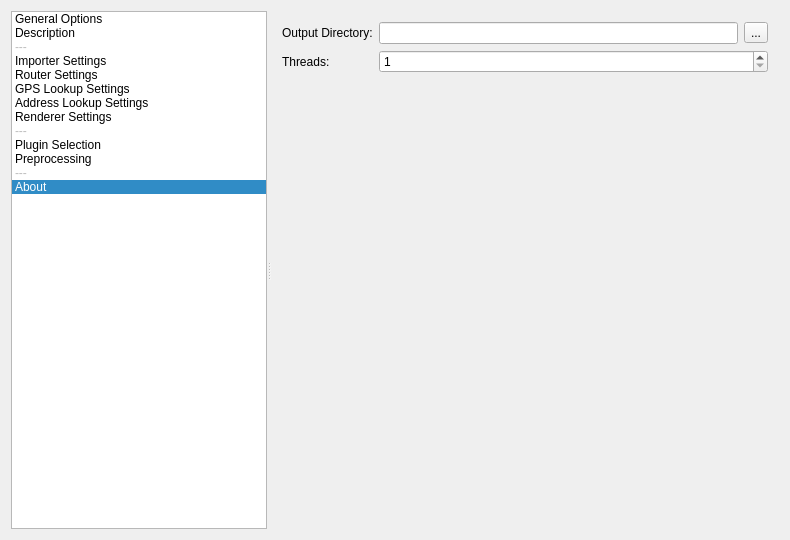
shentok/MoNav, file preprocessor/preprocessingwindow.ui: the form before one commit.
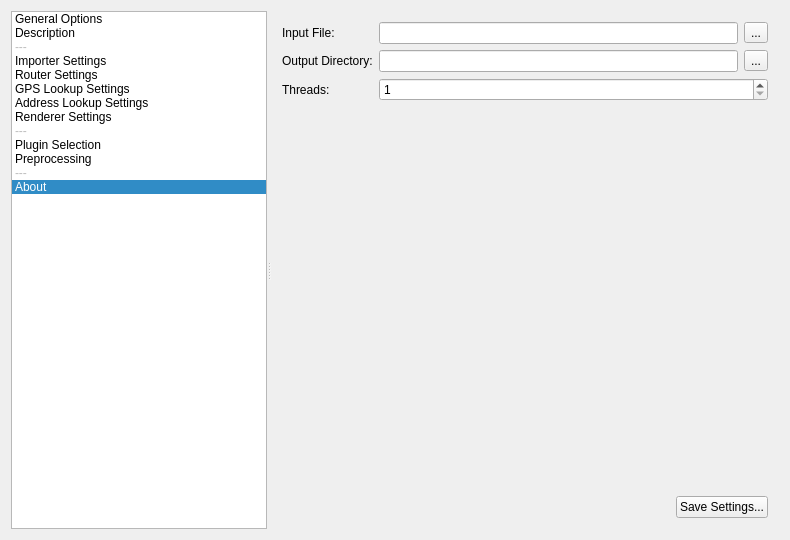
The form after the commit. The open tabs and pages were chosen to show the change. Icons and pictures are not drawn.

Diff of the .ui file:
```diff
--- a/preprocessor/preprocessingwindow.ui
+++ b/preprocessor/preprocessingwindow.ui
@@ -122,15 +122,38 @@
         <number>12</number>
        </property>
        <widget class="QWidget" name="page_3">
+        <layout class="QVBoxLayout" name="verticalLayout_9">
+         <item>
         <layout class="QFormLayout" name="formLayout">
          <item row="0" column="0">
+            <widget class="QLabel" name="label_22">
+             <property name="text">
+              <string>Input File:</string>
+             </property>
+            </widget>
+           </item>
+           <item row="0" column="1">
+            <layout class="QHBoxLayout" name="horizontalLayout_13">
+             <item>
+              <widget class="QLineEdit" name="input"/>
+             </item>
+             <item>
+              <widget class="QToolButton" name="inputBrowse">
+               <property name="text">
+                <string>...</string>
+               </property>
+              </widget>
+             </item>
+            </layout>
+           </item>
+           <item row="1" column="0">
           <widget class="QLabel" name="label_6">
            <property name="text">
             <string>Output Directory:</string>
            </property>
           </widget>
          </item>
-         <item row="0" column="1">
+           <item row="1" column="1">
           <layout class="QHBoxLayout" name="horizontalLayout">
            <item>
             <widget class="QLineEdit" name="output"/>
@@ -144,19 +167,58 @@
            </item>
           </layout>
          </item>
-         <item row="1" column="1">
+           <item row="2" column="0">
+            <widget class="QLabel" name="label_7">
+             <property name="text">
+              <string>Threads:</string>
+             </property>
+            </widget>
+           </item>
+           <item row="2" column="1">
           <widget class="QSpinBox" name="threads">
            <property name="minimum">
             <number>1</number>
            </property>
           </widget>
          </item>
-         <item row="1" column="0">
-          <widget class="QLabel" name="label_7">
+          </layout>
+         </item>
+         <item>
+          <spacer name="verticalSpacer_3">
+           <property name="orientation">
+            <enum>Qt::Vertical</enum>
+           </property>
+           <property name="sizeHint" stdset="0">
+            <size>
+             <width>20</width>
+             <height>367</height>
+            </size>
+           </property>
+          </spacer>
+         </item>
+         <item>
+          <layout class="QHBoxLayout" name="horizontalLayout_14">
+           <item>
+            <spacer name="horizontalSpacer_5">
+             <property name="orientation">
+              <enum>Qt::Horizontal</enum>
+             </property>
+             <property name="sizeHint" stdset="0">
+              <size>
+               <width>40</width>
+               <height>20</height>
+              </size>
+             </property>
+            </spacer>
+           </item>
+           <item>
+            <widget class="QPushButton" name="saveSettings">
            <property name="text">
-            <string>Threads:</string>
-           </property>
-          </widget>
+              <string>Save Settings...</string>
+             </property>
+            </widget>
+           </item>
+          </layout>
          </item>
         </layout>
        </widget>
```
Lines whose indentation alone changed are shown as unchanged.
